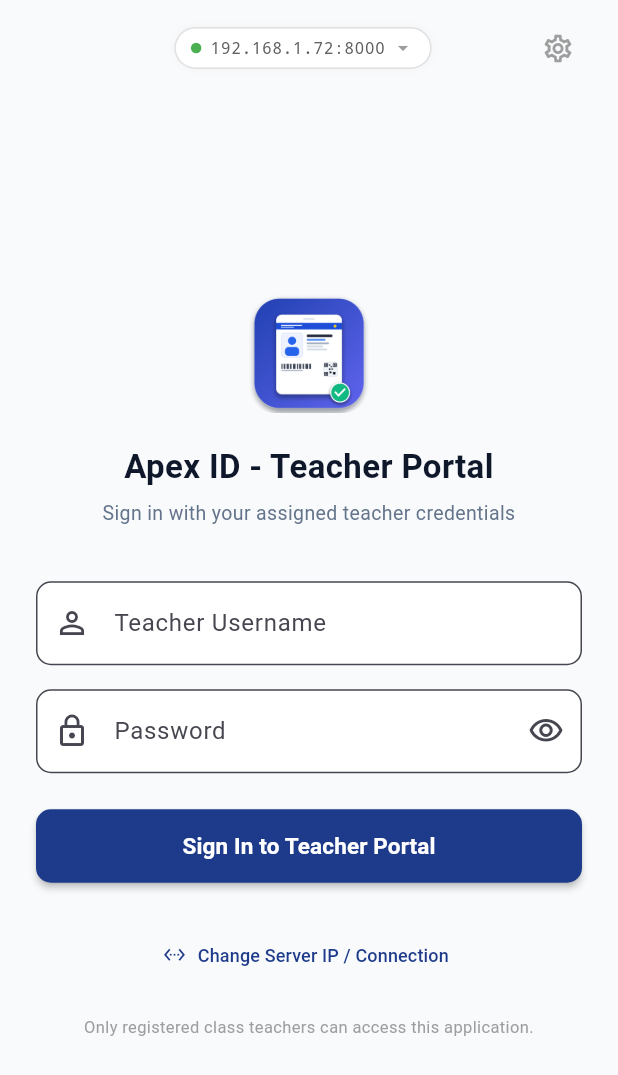
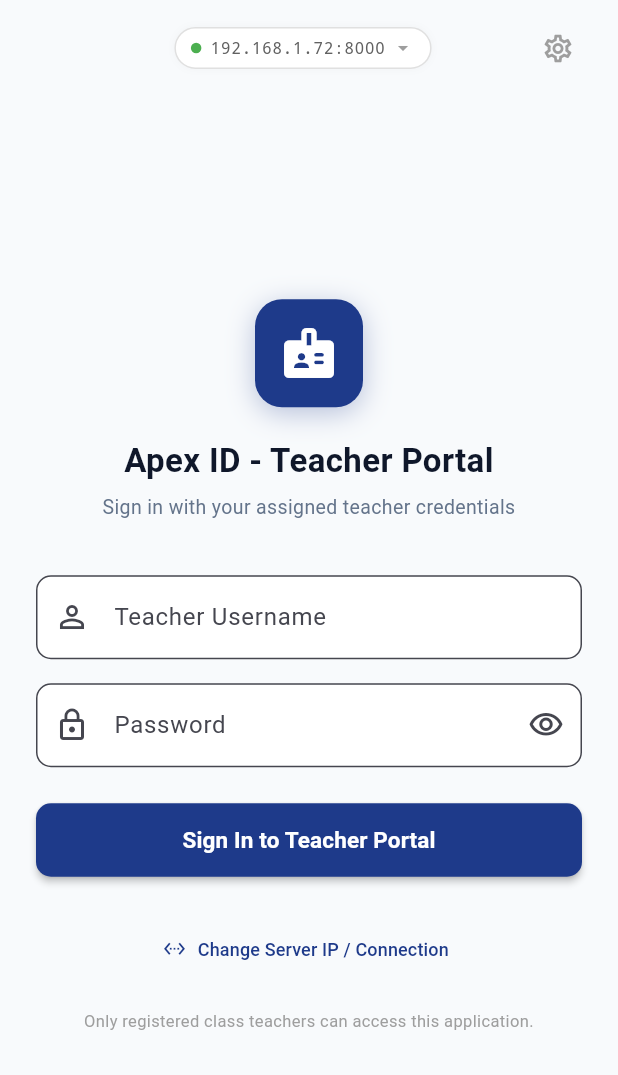
Before and after one commit to tulasinepali/student-id-card-generator, a Flutter app: the screen it shows after launch, on a phone screen of 412 x 824 dp. Shown: the top 1075 px of the screen. Run offline on Flutter 3.47's test engine with Material 3 defaults, Android fonts, the phone set to English and light mode, and no system bars; our stand-ins replace image_picker, shared_preferences; missing offline and left inert: mobile_scanner; accounts and stored records are empty.

Commit message:
Revert "feat(mobile): add offline master logo and launcher icons for APK export"
This reverts commit 3711aafcd1c88cb92950fd342b19d15d5951eda4.

```diff
--- a/mobile/school_id_teacher_app/lib/screens/login_screen.dart
+++ b/mobile/school_id_teacher_app/lib/screens/login_screen.dart
@@ -473,19 +473,21 @@ class _LoginScreenState extends State<LoginScreen> {
                       children: [
                         // Logo / Header
                         Center(
-                          child: ClipRRect(
-                            borderRadius: BorderRadius.circular(18),
-                            child: Image.asset(
-                              'assets/images/app_logo.png',
-                              width: 80,
-                              height: 80,
-                              fit: BoxFit.contain,
-                              errorBuilder: (ctx, error, stackTrace) => Container(
+                          child: Container(
                             width: 72,
                             height: 72,
                             decoration: BoxDecoration(
                               color: AppColors.primary,
                               borderRadius: BorderRadius.circular(18),
+                              boxShadow: [
+                                BoxShadow(
+                                  color: AppColors.primary.withValues(
+                                    alpha: 0.3,
+                                  ),
+                                  blurRadius: 15,
+                                  offset: const Offset(0, 4),
+                                ),
+                              ],
                             ),
                             child: const Icon(
                               Icons.badge_rounded,
@@ -494,9 +496,6 @@ class _LoginScreenState extends State<LoginScreen> {
                             ),
                           ),
                         ),
-                          ),
-                        ),
-
                         const SizedBox(height: 20),
                         Text(
                           AppConfig.appName,
```
Also changed, not shown: mobile/school_id_teacher_app/lib/screens/about_screen.dart (+9 -4 lines), mobile/school_id_teacher_app/pubspec.yaml (+4 -4 lines), mobile/school_id_teacher_app/assets/images/app_icon.png (deleted), mobile/school_id_teacher_app/assets/images/app_logo.png (deleted), 5 other files. Lines whose indentation alone changed are shown as unchanged.
